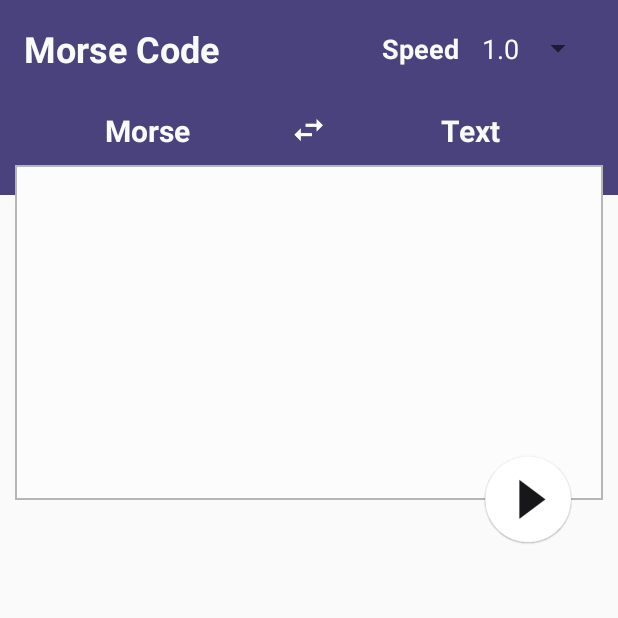
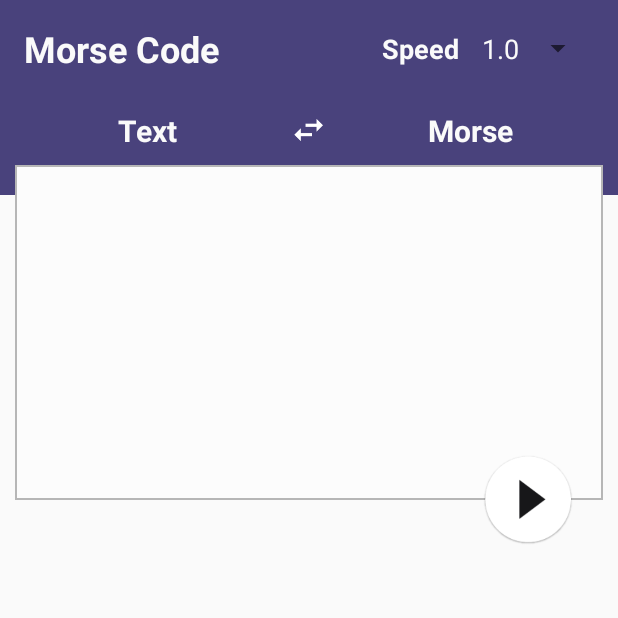
Before and after one commit to Hoymm/MorseCodeConverter, an Android app: the screen it shows after launch (MainActivity), on a phone screen of 412 x 824 dp, the top half of it. Run offline under Robolectric (Android 15) with nearby library versions, the phone set to English and light mode, and no system bars.

Commit message:
Create class to handle swapping mode translation from Morse to Text and opposite

```diff
--- a/app/src/main/java/com/hoymm/root/morsecodeconverter/MainActivity.java
+++ b/app/src/main/java/com/hoymm/root/morsecodeconverter/MainActivity.java
@@ -8,8 +8,12 @@ public class MainActivity extends AppCompatActivity {
     protected void onCreate(Bundle savedInstanceState) {
         super.onCreate(savedInstanceState);
         setContentView(R.layout.activity_main);
+    }
 
+    @Override
+    protected void onResume() {
+        super.onResume();
         TopBarSpeedSpinner.initialize(this);
-
+        MorseToTextSwappingPanel.initializate(this);
     }
 }
--- /dev/null
+++ b/app/src/main/java/com/hoymm/root/morsecodeconverter/MorseToTextSwappingPanel.java
@@ -0,0 +1,119 @@
+package com.hoymm.root.morsecodeconverter;
+
+import android.app.Activity;
+import android.content.Context;
+import android.content.SharedPreferences;
+import android.view.View;
+import android.widget.ImageButton;
+import android.widget.TextView;
+
+/**
+ * Created by root on 06.05.17.
+ */
+
+public class MorseToTextSwappingPanel {
+    private static MorseToTextSwappingPanel morseToTextSwappingPanel;
+
+    private Context myContext;
+
+    private ImageButton swapButton;
+    private TextView leftTextView, rightTextView;
+
+    public static MorseToTextSwappingPanel initializate(Context context){
+        morseToTextSwappingPanel = new MorseToTextSwappingPanel(context);
+        return morseToTextSwappingPanel;
+    }
+
+    private MorseToTextSwappingPanel(Context context){
+        myContext = context;
+        linkObjectsWithXML();
+        restoreLastTextViewsStatus();
+        setSwapButtonAction();
+    }
+
+    private void linkObjectsWithXML() {
+        swapButton = (ImageButton) ((Activity)this.getContext()).findViewById(R.id.swap_button_id);
+        leftTextView = (TextView) ((Activity)this.getContext()).findViewById(R.id.left_text_swap_id);
+        rightTextView = (TextView) ((Activity)this.getContext()).findViewById(R.id.right_text_swap_id);
+    }
+
+    private Context getContext(){
+        return myContext;
+    }
+
+    private void restoreLastTextViewsStatus() {
+        restoreTags();
+        restoreTexts();
+    }
+
+    private void restoreTags() {
+        String textTag = this.getContext().getString(R.string.text_tag);
+        String morseTag = this.getContext().getString(R.string.morse_tag);
+        if(isLastTranslationFromTextToMorse()) {
+            leftTextView.setTag(textTag);
+            rightTextView.setTag(morseTag);
+        }
+        else{
+            leftTextView.setTag(morseTag);
+            rightTextView.setTag(textTag);
+        }
+    }
+
+    private void restoreTexts() {
+        String textText = this.getContext().getString(R.string.text);
+        String morseText = this.getContext().getString(R.string.morse);
+        if(isLastTranslationFromTextToMorse()) {
+            leftTextView.setText(textText);
+            rightTextView.setText(morseText);
+        }
+        else{
+            leftTextView.setText(morseText);
+            rightTextView.setText(textText);
+        }
+    }
+
+    private boolean isLastTranslationFromTextToMorse(){
+        SharedPreferences sharedPref = ((Activity)myContext).getPreferences(Context.MODE_PRIVATE);
+        return sharedPref.getBoolean(getIsTranslationFromTextToMorseKey(), true);
+    }
+
+    private void setSwapButtonAction() {
+        swapButton.setOnClickListener(new View.OnClickListener() {
+            @Override
+            public void onClick(View v) {
+                swapTags();
+                swapTexts();
+                saveToSharedPreferencesReversedTranslationDirection();
+            }
+        });
+    }
+
+    private void swapTags(){
+        String leftTag = leftTextView.getTag().toString();
+        String rightTag = rightTextView.getTag().toString();
+        leftTextView.setTag(rightTag);
+        rightTextView.setTag(leftTag);
+    }
+
+    private void swapTexts(){
+        String leftText = leftTextView.getText().toString();
+        String rightText = rightTextView.getText().toString();
+        leftTextView.setText(rightText);
+        rightTextView.setText(leftText);
+    }
+
+    private void saveToSharedPreferencesReversedTranslationDirection() {
+        SharedPreferences sharedPref = ((Activity)this.getContext()).getPreferences(Context.MODE_PRIVATE);
+        SharedPreferences.Editor editor = sharedPref.edit();
+        editor.putBoolean(getIsTranslationFromTextToMorseKey(), !isTranslationFromTextToMorse());
+        editor.apply();
+    }
+
+    private String getIsTranslationFromTextToMorseKey(){
+        return this.getContext().getString(R.string.isTranslationFromTextToMorse);
+    }
+
+    private boolean isTranslationFromTextToMorse() {
+        return leftTextView.getTag().equals(this.getContext().getString(R.string.text_tag));
+    }
+}
--- a/app/src/main/java/com/hoymm/root/morsecodeconverter/TopBarSpeedSpinner.java
+++ b/app/src/main/java/com/hoymm/root/morsecodeconverter/TopBarSpeedSpinner.java
@@ -20,8 +20,7 @@ public class TopBarSpeedSpinner {
     private Spinner speedSpinner;
 
     public static TopBarSpeedSpinner initialize(Context context){
-        if(convertSpeedSpinner == null)
-            convertSpeedSpinner = new TopBarSpeedSpinner(context);
+        convertSpeedSpinner = new TopBarSpeedSpinner(context);
         return convertSpeedSpinner;
     }
 
@@ -34,11 +33,11 @@ public class TopBarSpeedSpinner {
         initSpinner();
         setCustomAdapter();
         setOnItemClickBehavior();
-        setLastSelectedValue(getSpeedFromSharedPreferences());
+        restoreLastSelectedValue(getLastSpeedFromSharedPreferences());
     }
 
     private void initSpinner() {
-        speedSpinner = (Spinner) ((Activity)getContext()).findViewById(R.id.speed_spinner_id);
+        speedSpinner = (Spinner) ((Activity)this.getContext()).findViewById(R.id.speed_spinner_id);
     }
 
     private Context getContext(){
@@ -48,14 +47,14 @@ public class TopBarSpeedSpinner {
     private void setCustomAdapter() {
         String [] spinnerValuesArray = getSpinnerValues();
         ArrayAdapter<String> spinnerAdapter =
-                new ArrayAdapter<>(getContext(), R.layout.speed_spinner_custom_view, spinnerValuesArray);
+                new ArrayAdapter<>(this.getContext(), R.layout.speed_spinner_custom_view, spinnerValuesArray);
         spinnerAdapter.setDropDownViewResource(android.R.layout.simple_dropdown_item_1line);
         speedSpinner.setAdapter(spinnerAdapter);
     }
 
     @NonNull
     private String[] getSpinnerValues() {
-        return getContext().getResources().getStringArray(R.array.speedsIntervals);
+        return this.getContext().getResources().getStringArray(R.array.speedsIntervals);
     }
 
     private void setOnItemClickBehavior() {
@@ -73,17 +72,17 @@ public class TopBarSpeedSpinner {
     }
 
     private void saveSpeedSelectedToSharedPreferences(String newSpeed) {
-        SharedPreferences sharedPref = ((Activity)getContext()).getPreferences(Context.MODE_PRIVATE);
+        SharedPreferences sharedPref = ((Activity)this.getContext()).getPreferences(Context.MODE_PRIVATE);
         SharedPreferences.Editor editor = sharedPref.edit();
         editor.putFloat(getConversionSpeedKey(), Float.parseFloat(newSpeed));
         editor.apply();
     }
 
     private String getConversionSpeedKey(){
-        return getContext().getString(R.string.conversionSpeedKey);
+        return this.getContext().getString(R.string.conversionSpeedKey);
     }
 
-    private void setLastSelectedValue(float lastSelectedValue) {
+    private void restoreLastSelectedValue(float lastSelectedValue) {
         String [] spinnerValues = getSpinnerValues();
         for (int i = 0 ; i < spinnerValues.length; ++i){
             if (ifValuesAreQual(spinnerValues[i], lastSelectedValue)){
@@ -97,7 +96,7 @@ public class TopBarSpeedSpinner {
         return Float.parseFloat(stringValue) == floatValue;
     }
 
-    private float getSpeedFromSharedPreferences() {
+    private float getLastSpeedFromSharedPreferences() {
         SharedPreferences sharedPref = ((Activity)myContext).getPreferences(Context.MODE_PRIVATE);
         return sharedPref.getFloat(getConversionSpeedKey(), 1.0f);
     }
--- a/app/src/main/res/layout/morse_text_swap.xml
+++ b/app/src/main/res/layout/morse_text_swap.xml
@@ -14,6 +14,7 @@
         android:gravity="center"
         android:text="@string/morse"
         android:id="@+id/left_text_swap_id"
+        android:tag="@string/morse_tag"
         />
 
     <ImageButton
@@ -22,7 +23,7 @@
         android:scaleType="centerInside"
         android:src="@drawable/swap_button"
         android:background="@color/applicationColor"
-        android:id="@+id/swap_icon_id"
+        android:id="@+id/swap_button_id"
         />
 
     <TextView
@@ -33,5 +34,6 @@
         android:gravity="center"
         android:text="@string/text"
         android:id="@+id/right_text_swap_id"
+        android:tag="@string/text_tag"
         />
 </LinearLayout>
--- a/app/src/main/res/values/shared_preferences_keys.xml
+++ b/app/src/main/res/values/shared_preferences_keys.xml
@@ -1,4 +1,5 @@
 <?xml version="1.0" encoding="utf-8"?>
 <resources>
     <string name="conversionSpeedKey" translatable="false">com.hoymm.root.morsecodeconverter.conversionSpeedKey</string>
+    <string name="isTranslationFromTextToMorse" translatable="false">com.hoymm.root.morsecodeconverter.isTranslationFromTextToMorse</string>
 </resources>
--- a/app/src/main/res/values/strings.xml
+++ b/app/src/main/res/values/strings.xml
@@ -4,6 +4,8 @@
     <string name="speed">Speed</string>
     <string name="text">Text</string>
     <string name="morse">Morse</string>
+    <string name="text_tag">text</string>
+    <string name="morse_tag">morse</string>
 
     <string-array name="speedsIntervals">
         <item>0.1</item>
```
